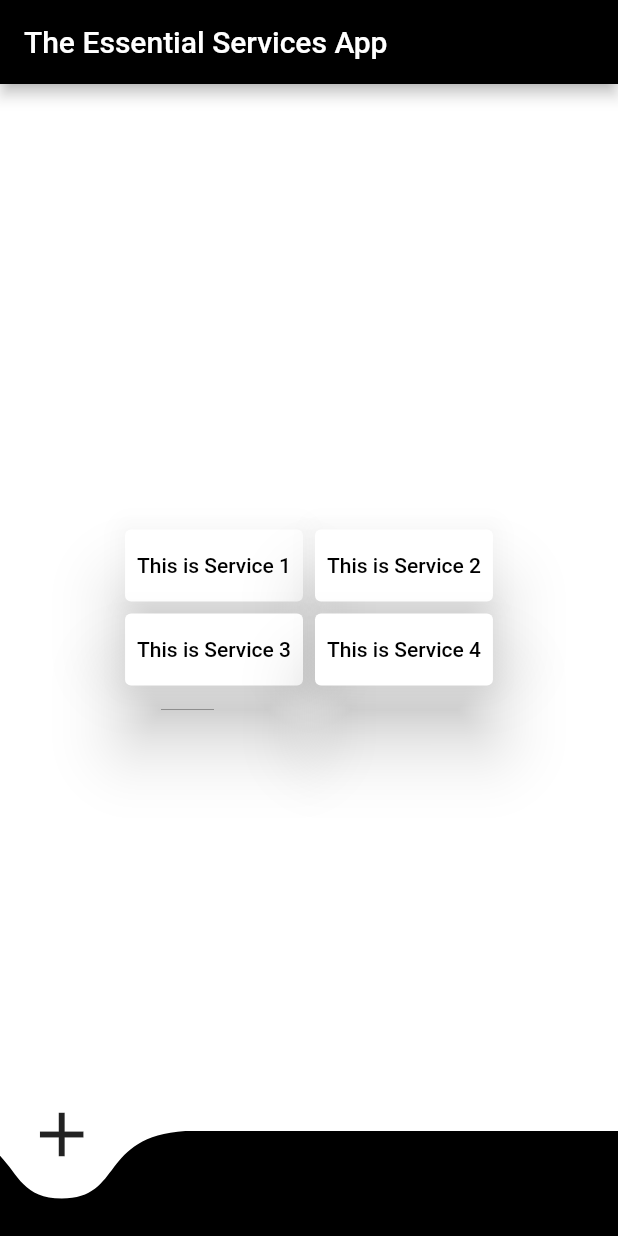
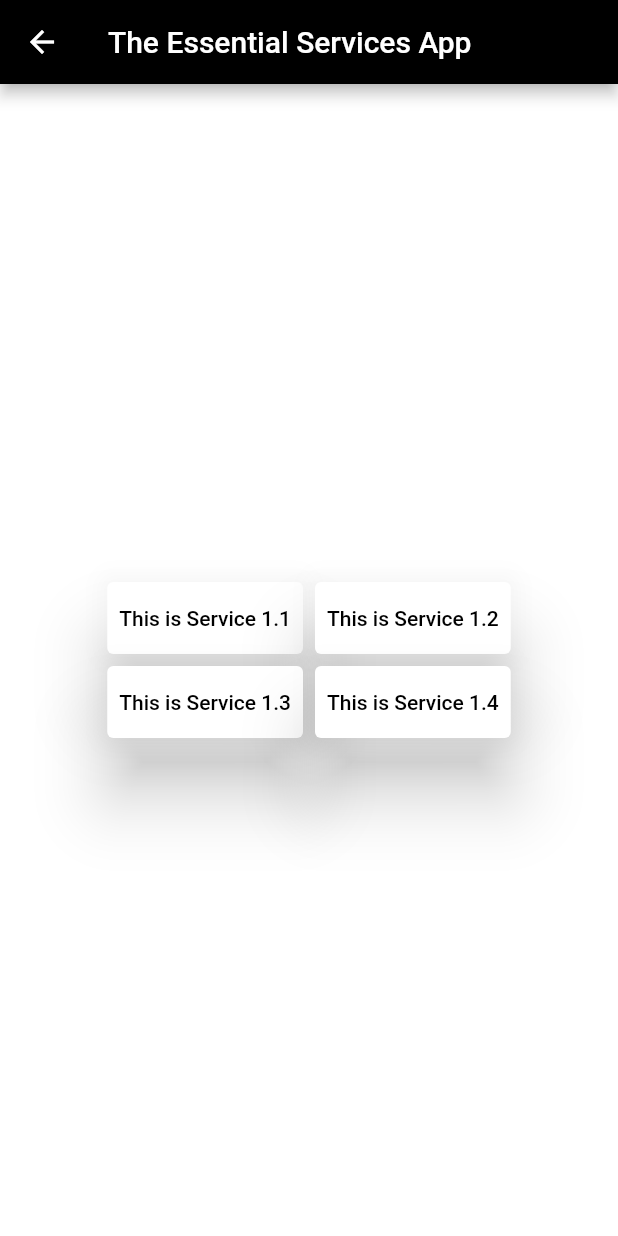
Before and after one commit to vedantpople4/essentialsapp, a Flutter app: the screen it shows after launch, after a tap on "This is Service 1", on a phone screen of 412 x 824 dp. Run offline on Flutter 3.47's test engine with Material 2 defaults, Android fonts, the phone set to English and light mode, and no system bars; drawn by our look-alikes of curved_navigation_bar.

Commit message:
Services tab setup done

```diff
--- /dev/null
+++ b/essentialsapp/lib/Service1.dart
@@ -0,0 +1,107 @@
+import 'package:flutter/material.dart';
+import 'package:url_launcher/url_launcher.dart';
+
+launchroute() async {
+  const url = 'https://google.com';
+  if (await canLaunch(url)) {
+    await launch(url, forceSafariVC: false,forceWebView: true);
+  } else {
+    throw 'Could not launch $url';
+  }
+}
+
+
+
+class Service1 extends StatelessWidget{
+  @override
+  Widget build(BuildContext context){
+    return new Scaffold(
+      backgroundColor: Colors.white,
+      appBar: AppBar(
+        title: const Text('The Essential Services App'),
+        backgroundColor: Colors.black,
+      ),
+      body: new Center(
+        child: Card(
+          elevation: 0,
+          child: Column(
+            mainAxisAlignment: MainAxisAlignment.center,
+            crossAxisAlignment: CrossAxisAlignment.center,
+            children: <Widget>[
+              Row(
+                mainAxisAlignment: MainAxisAlignment.center,
+                crossAxisAlignment: CrossAxisAlignment.center,
+                children: <Widget>[
+                  Card(
+                    elevation : 20,
+                    child: Column(
+                      children: <Widget>[
+                        TextButton(
+                          onPressed: () => launchroute(),
+                          child: Text('This is Service 1.1'),
+                          style: TextButton.styleFrom(
+                              primary: Colors.black
+                          ),
+                        )
+                      ],
+                    ),
+                  ),
+                  Card(
+                    elevation : 20,
+                    child: Column(
+                      children: <Widget>[
+                        TextButton(
+                          onPressed: (){},
+                          child: Text('This is Service 1.2'),
+                          style: TextButton.styleFrom(
+                              primary: Colors.black
+                          ),
+                        )
+                      ],
+                    ),
+                  ),
+                ],
+              ),
+              Row(
+                mainAxisAlignment: MainAxisAlignment.center,
+                crossAxisAlignment: CrossAxisAlignment.center,
+                children: <Widget>[
+                  Card(
+                    elevation : 20,
+                    child: Column(
+                      children: <Widget>[
+                        TextButton(
+                          onPressed: (){},
+                          child: Text('This is Service 1.3'),
+                          style: TextButton.styleFrom(
+                              primary: Colors.black
+                          ),
+                        )
+                      ],
+                    ),
+                  ),
+                  Card(
+                    elevation: 20,
+                    child: Column(
+                      children: <Widget>[
+                        TextButton(
+                          onPressed: (){},
+                          child: Text('This is Service 1.4'),
+                          style: TextButton.styleFrom(
+                              primary: Colors.black
+                          ),
+                        )
+                      ],
+                    ),
+                  ),
+                ],
+              ),
+
+            ],
+          ),
+        ),
+      ),
+
+    );
+  }
+}
--- a/essentialsapp/lib/main.dart
+++ b/essentialsapp/lib/main.dart
@@ -1,5 +1,11 @@
 import 'package:curved_navigation_bar/curved_navigation_bar.dart';
 import 'package:flutter/material.dart';
+import 'package:essentialsapp/Service1.dart';
+import 'package:essentialsapp/Service2.dart';
+import 'package:essentialsapp/Service3.dart';
+import 'package:essentialsapp/Service4.dart';
+
+
 
 void main() {
   runApp(MyApp());
@@ -43,8 +49,17 @@ class HomePage extends StatelessWidget{
                     elevation : 20,
                     child: Column(
                       children: <Widget>[
+                        Image(
+                          image: AssetImage('images/hospital-room.png'),
+                          height: 40,
+                          width: 40,
+                        ),
                         TextButton(
-                          onPressed: (){},
+                          onPressed: (){
+                            Navigator.push(context, MaterialPageRoute(
+                              builder: (context)=> Service1())
+                            );
+                            },
                           child: Text('This is Service 1'),
                           style: TextButton.styleFrom(
                             primary: Colors.black
@@ -57,8 +72,17 @@ class HomePage extends StatelessWidget{
                     elevation : 20,
                     child: Column(
                       children: <Widget>[
+                        Image(
+                          image: AssetImage('images/ingredients.png'),
+                          height: 40,
+                          width: 40,
+                        ),
                         TextButton(
-                          onPressed: (){},
+                          onPressed: (){
+                            Navigator.push(context, MaterialPageRoute(
+                                builder: (context)=> Service2())
+                            );
+                          },
                           child: Text('This is Service 2'),
                           style: TextButton.styleFrom(
                               primary: Colors.black
@@ -77,8 +101,13 @@ class HomePage extends StatelessWidget{
                     elevation : 20,
                     child: Column(
                       children: <Widget>[
+
                         TextButton(
-                          onPressed: (){},
+                          onPressed: (){
+                            Navigator.push(context, MaterialPageRoute(
+                                builder: (context)=> Service3())
+                            );
+                          },
                           child: Text('This is Service 3'),
                           style: TextButton.styleFrom(
                               primary: Colors.black
@@ -92,7 +121,11 @@ class HomePage extends StatelessWidget{
                     child: Column(
                       children: <Widget>[
                         TextButton(
-                          onPressed: (){},
+                          onPressed: (){
+                            Navigator.push(context, MaterialPageRoute(
+                                builder: (context)=> Service4())
+                            );
+                          },
                           child: Text('This is Service 4'),
                           style: TextButton.styleFrom(
                               primary: Colors.black
@@ -110,13 +143,13 @@ class HomePage extends StatelessWidget{
       ),
       bottomNavigationBar: CurvedNavigationBar(
         backgroundColor: Colors.white,
-        height: 70,
+        height: 50,
         items: <Widget>[
           Icon(Icons.add,size: 50,),
           Icon(Icons.list,size: 50,),
           Icon(Icons.add_circle,size: 50,),
           Icon(Icons.keyboard_arrow_down,size: 50,),
-          Icon(Icons.headset,size: 50,),
+          Icon(Icons.person,size: 50,),
         ],
         color: Colors.black,
         buttonBackgroundColor: Colors.white,
--- a/essentialsapp/pubspec.yaml
+++ b/essentialsapp/pubspec.yaml
@@ -24,6 +24,7 @@ dependencies:
   flutter:
     sdk: flutter
   curved_navigation_bar: ^0.3.7
+  url_launcher: ^6.0.3
 
 
 
@@ -48,9 +49,8 @@ flutter:
   uses-material-design: true
 
   # To add assets to your application, add an assets section, like this:
-  # assets:
-  #   - images/a_dot_burr.jpeg
-  #   - images/a_dot_ham.jpeg
+  assets:
+  - images/
 
   # An image asset can refer to one or more resolution-specific "variants", see
   # https://flutter.dev/assets-and-images/#resolution-aware.
```
Also changed, not shown: essentialsapp/lib/Service2.dart (added, +97 -0 lines), essentialsapp/lib/Service3.dart (added, +97 -0 lines), essentialsapp/lib/Service4.dart (added, +98 -0 lines), essentialsapp/images/hospital-room.png (added), essentialsapp/images/ingredients.png (added), essentialsapp/pubspec.lock.
